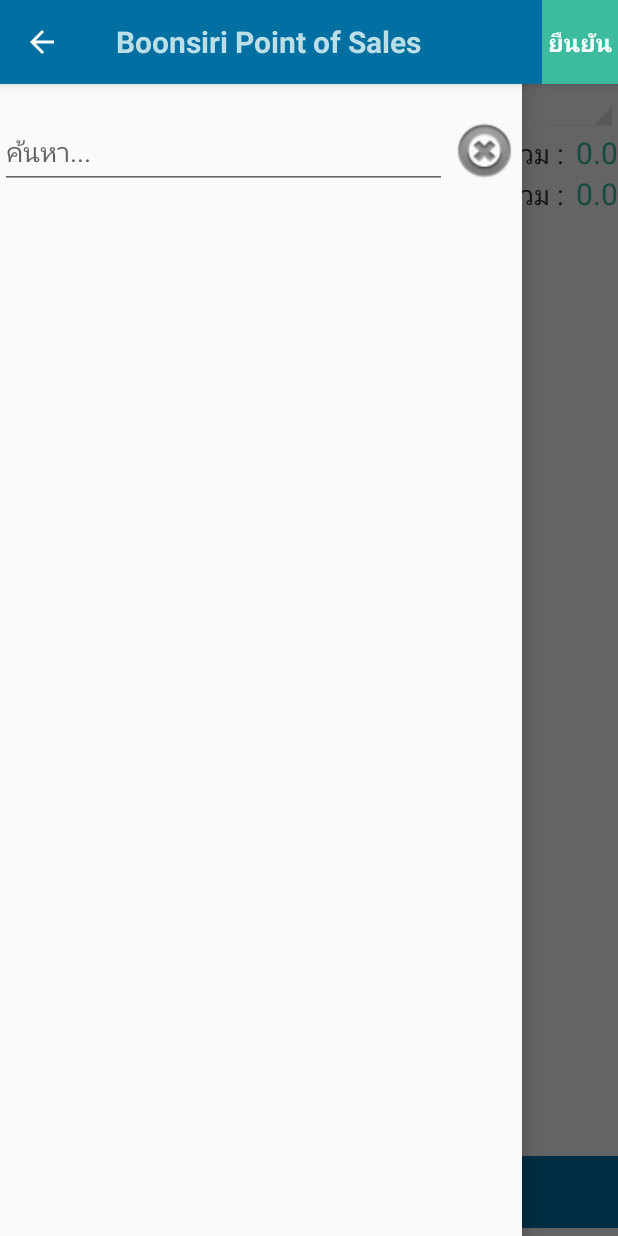
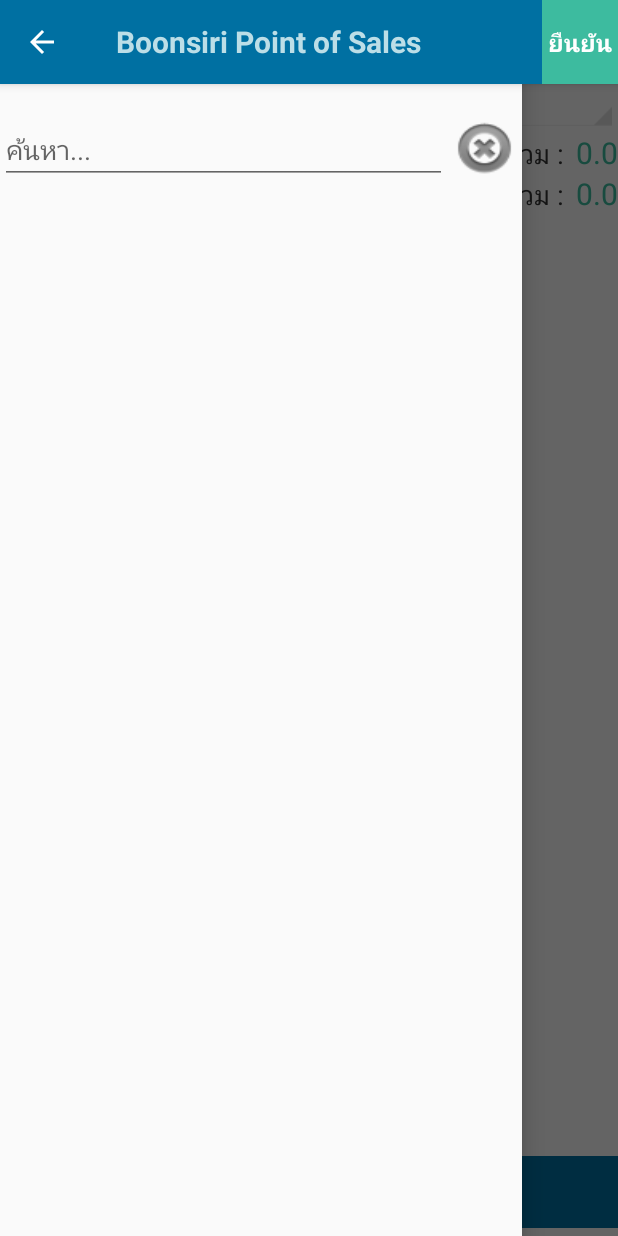
Before and after one commit to boybug/AndroidTest3_250317, an Android app: the ActOrderCmd screen opened directly, with no data from a screen before it, with the side drawer open, on a phone screen of 412 x 824 dp. Run offline under Robolectric (Android 15) with nearby library versions, the phone set to English and light mode, and no system bars; our stand-ins replace Firebase (no records; nobody signed in at launch, a user with empty details on screens opened directly); 5 statements that could not run were skipped.

Commit message:
18 it's done

```diff
--- a/app/src/main/java/com/example/yadisak/androidtest3/ControllerAdap/ViewOrderItem.java
+++ b/app/src/main/java/com/example/yadisak/androidtest3/ControllerAdap/ViewOrderItem.java
@@ -50,7 +50,7 @@
                         lab_pro_name.setText(model.getPro_name());
 
                         TextView lab_pro_cal = (TextView) v.findViewById(R.id.lab_pro_cal);
-                        lab_pro_cal.setText(model.getQty() + "x" + model.getPrice());
+                        lab_pro_cal.setText(Math.round(model.getPrice()) + "x" + model.getQty());
 
             }
 
--- a/app/src/main/java/com/example/yadisak/androidtest3/MainActivity.java
+++ b/app/src/main/java/com/example/yadisak/androidtest3/MainActivity.java
@@ -54,7 +54,7 @@
                 nextact = new Intent(this, ActOrder.class);
                 startActivity(nextact);
             }else if (ent.getMenu_id() == 4) {
-                Toast.makeText(MainActivity.this, "เวอร์ชัน 1.0.3", Toast.LENGTH_SHORT).show();
+                Toast.makeText(MainActivity.this, "เวอร์ชัน 1.0.4", Toast.LENGTH_SHORT).show();
             }
 
         });
--- a/app/src/main/res/layout/cmd_order.xml
+++ b/app/src/main/res/layout/cmd_order.xml
@@ -40,7 +40,7 @@
                     <EditText
                         android:id="@+id/txt_search"
                         android:layout_width="wrap_content"
-                        android:layout_height="50dp"
+                        android:layout_height="match_parent"
                         android:layout_column="0"
 
                         android:hint="ค้นหา..." />
@@ -48,7 +48,7 @@
                     <Button
                         android:id="@+id/calc_clear_txt_Prise"
                         android:layout_width="wrap_content"
-                        android:layout_height="50dp"
+                        android:layout_height="match_parent"
                         android:layout_column="1"
                         android:layout_gravity="center"
                         android:background="@android:drawable/ic_notification_clear_all"
--- a/app/src/main/res/values/strings.xml
+++ b/app/src/main/res/values/strings.xml
@@ -5,5 +5,5 @@
     <string name="navigation_drawer_close">Close navigation drawer</string>
 
     <string name="action_settings">Settings</string>
-    <string name="loading">Loading...</string>
+    <string name="loading">รอสักครู่...</string>
 </resources>
```
Also changed, not shown: app/src/main/java/com/example/yadisak/androidtest3/ActLogin.java (+9 -13 lines), app/src/main/java/com/example/yadisak/androidtest3/PageActivity/CMD/ActOrderCmd.java (+21 -12 lines), app/src/main/java/com/example/yadisak/androidtest3/PageActivity/CMD/ActOrderItemCmd.java (+21 -2 lines).
